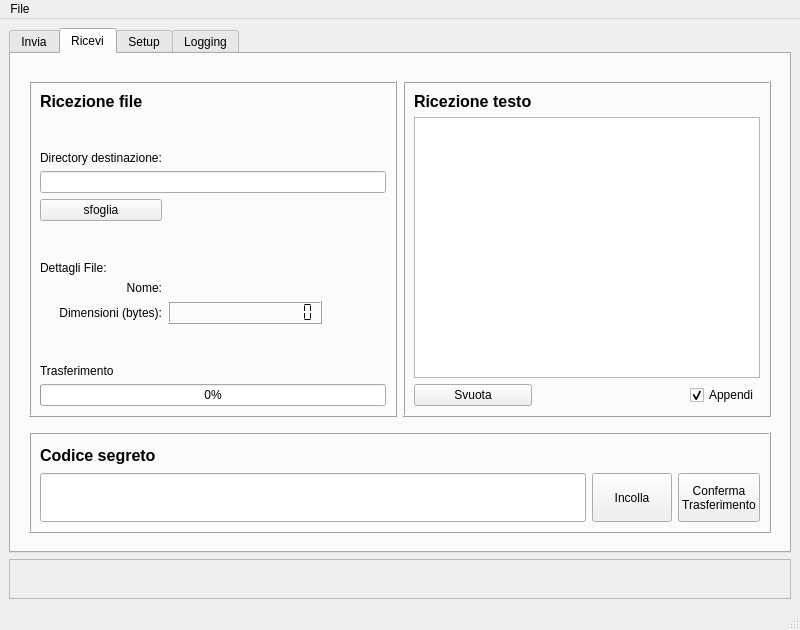
Qt form mainwindow.ui (agentOfChaos/WormholeGui) before a commit.
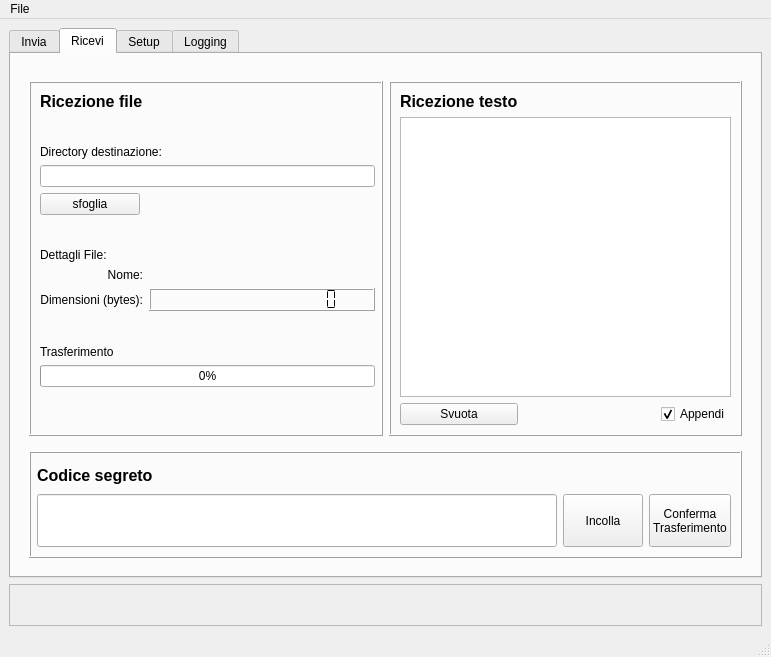
The same form after that commit. The open tabs and pages were chosen to show the change. Icons and pictures are not drawn. Custom widgets are drawn as their Qt base class.

```diff
--- a/mainwindow.ui
+++ b/mainwindow.ui
@@ -6,8 +6,8 @@
    <rect>
     <x>0</x>
     <y>0</y>
-    <width>800</width>
-    <height>630</height>
+    <width>771</width>
+    <height>657</height>
    </rect>
   </property>
   <property name="windowTitle">
@@ -423,11 +423,14 @@
                    <enum>QFrame::Raised</enum>
                   </property>
                   <layout class="QGridLayout" name="gridLayout_16">
-                   <item row="4" column="0" rowspan="2" colspan="2">
+                   <property name="rightMargin">
+                    <number>6</number>
+                   </property>
+                   <item row="4" column="0" rowspan="2" colspan="4">
                     <widget class="QLineEdit" name="txtFolderName"/>
                    </item>
-                   <item row="12" column="0">
-                    <spacer name="verticalSpacer_6">
+                   <item row="1" column="0" colspan="4">
+                    <spacer name="verticalSpacer_5">
                      <property name="orientation">
                       <enum>Qt::Vertical</enum>
                      </property>
@@ -439,14 +442,26 @@
                      </property>
                     </spacer>
                    </item>
-                   <item row="9" column="1">
-                    <widget class="QLabel" name="lblRecvFileName">
+                   <item row="6" column="0">
+                    <widget class="QPushButton" name="btnBrowseFolder">
+                     <property name="minimumSize">
+                      <size>
+                       <width>0</width>
+                       <height>0</height>
+                      </size>
+                     </property>
+                     <property name="maximumSize">
+                      <size>
+                       <width>100</width>
+                       <height>16777215</height>
+                      </size>
+                     </property>
                      <property name="text">
-                      <string/>
+                      <string>sfoglia</string>
                      </property>
                     </widget>
                    </item>
-                   <item row="7" column="0">
+                   <item row="7" column="0" colspan="4">
                     <spacer name="verticalSpacer_4">
                      <property name="orientation">
                       <enum>Qt::Vertical</enum>
@@ -459,6 +474,30 @@
                      </property>
                     </spacer>
                    </item>
+                   <item row="14" column="0" colspan="4">
+                    <widget class="QProgressBar" name="progressRecvFile">
+                     <property name="value">
+                      <number>0</number>
+                     </property>
+                    </widget>
+                   </item>
+                   <item row="8" column="0" colspan="4">
+                    <widget class="QLabel" name="label_16">
+                     <property name="text">
+                      <string>Dettagli File:</string>
+                     </property>
+                    </widget>
+                   </item>
+                   <item row="9" column="0">
+                    <widget class="QLabel" name="label_17">
+                     <property name="text">
+                      <string>Nome:</string>
+                     </property>
+                     <property name="alignment">
+                      <set>Qt::AlignRight|Qt::AlignTrailing|Qt::AlignVCenter</set>
+                     </property>
+                    </widget>
+                   </item>
                    <item row="11" column="0">
                     <widget class="QLabel" name="label_18">
                      <property name="text">
@@ -469,10 +508,118 @@
                      </property>
                     </widget>
                    </item>
-                   <item row="11" column="1">
+                   <item row="0" column="0" colspan="4">
+                    <widget class="QLabel" name="label_11">
+                     <property name="font">
+                      <font>
+                       <pointsize>12</pointsize>
+                       <weight>75</weight>
+                       <bold>true</bold>
+                      </font>
+                     </property>
+                     <property name="text">
+                      <string>Ricezione file</string>
+                     </property>
+                    </widget>
+                   </item>
+                   <item row="13" column="0" colspan="4">
+                    <widget class="QLabel" name="label_12">
+                     <property name="text">
+                      <string>Trasferimento</string>
+                     </property>
+                    </widget>
+                   </item>
+                   <item row="12" column="0" colspan="4">
+                    <spacer name="verticalSpacer_6">
+                     <property name="orientation">
+                      <enum>Qt::Vertical</enum>
+                     </property>
+                     <property name="sizeHint" stdset="0">
+                      <size>
+                       <width>20</width>
+                       <height>40</height>
+                      </size>
+                     </property>
+                    </spacer>
+                   </item>
+                   <item row="2" column="0" colspan="4">
+                    <widget class="QLabel" name="label_13">
+                     <property name="text">
+                      <string>Directory destinazione:</string>
+                     </property>
+                    </widget>
+                   </item>
+                   <item row="9" column="2">
+                    <widget class="QLabel" name="lblRecvFileName">
+                     <property name="text">
+                      <string/>
+                     </property>
+                    </widget>
+                   </item>
+                   <item row="15" column="0" colspan="4">
+                    <widget class="QWidget" name="widget_3" native="true">
+                     <layout class="QHBoxLayout" name="horizontalLayout_4">
+                      <property name="sizeConstraint">
+                       <enum>QLayout::SetMaximumSize</enum>
+                      </property>
+                      <item>
+                       <widget class="QLabel" name="lblRecvTotal">
+                        <property name="sizePolicy">
+                         <sizepolicy hsizetype="Expanding" vsizetype="Preferred">
+                          <horstretch>0</horstretch>
+                          <verstretch>0</verstretch>
+                         </sizepolicy>
+                        </property>
+                        <property name="maximumSize">
+                         <size>
+                          <width>16777215</width>
+                          <height>16777215</height>
+                         </size>
+                        </property>
+                        <property name="text">
+                         <string/>
+                        </property>
+                       </widget>
+                      </item>
+                      <item>
+                       <widget class="QLabel" name="lblRecvRate">
+                        <property name="sizePolicy">
+                         <sizepolicy hsizetype="Expanding" vsizetype="Preferred">
+                          <horstretch>0</horstretch>
+                          <verstretch>0</verstretch>
+                         </sizepolicy>
+                        </property>
+                        <property name="text">
+                         <string/>
+                        </property>
+                        <property name="alignment">
+                         <set>Qt::AlignCenter</set>
+                        </property>
+                       </widget>
+                      </item>
+                      <item>
+                       <widget class="QLabel" name="lblRecvETA">
+                        <property name="sizePolicy">
+                         <sizepolicy hsizetype="Expanding" vsizetype="Preferred">
+                          <horstretch>0</horstretch>
+                          <verstretch>0</verstretch>
+                         </sizepolicy>
+                        </property>
+                        <property name="text">
+                         <string/>
+                        </property>
+                        <property name="alignment">
+                         <set>Qt::AlignRight|Qt::AlignTrailing|Qt::AlignVCenter</set>
+                        </property>
+                       </widget>
+                      </item>
+                     </layout>
+                    </widget>
+                   </item>
+                   <item row="11" column="1" colspan="3">
                     <widget class="QLCDNumber" name="lcdNumber">
                      <property name="sizePolicy">
-                      <sizepolicy hsizetype="Maximum" vsizetype="Minimum">
+                      <sizepolicy hsizetype="Expanding" vsizetype="Minimum">
                        <horstretch>0</horstretch>
                        <verstretch>0</verstretch>
                       </sizepolicy>
@@ -491,91 +638,6 @@
                      </property>
                     </widget>
                    </item>
-                   <item row="6" column="0">
-                    <widget class="QPushButton" name="btnBrowseFolder">
-                     <property name="text">
-                      <string>sfoglia</string>
-                     </property>
-                    </widget>
-                   </item>
-                   <item row="1" column="0">
-                    <spacer name="verticalSpacer_5">
-                     <property name="orientation">
-                      <enum>Qt::Vertical</enum>
-                     </property>
-                     <property name="sizeHint" stdset="0">
-                      <size>
-                       <width>20</width>
-                       <height>40</height>
-                      </size>
-                     </property>
-                    </spacer>
-                   </item>
-                   <item row="13" column="0">
-                    <widget class="QLabel" name="label_12">
-                     <property name="text">
-                      <string>Trasferimento</string>
-                     </property>
-                    </widget>
-                   </item>
-                   <item row="0" column="0">
-                    <widget class="QLabel" name="label_11">
-                     <property name="font">
-                      <font>
-                       <pointsize>12</pointsize>
-                       <weight>75</weight>
-                       <bold>true</bold>
-                      </font>
-                     </property>
-                     <property name="text">
-                      <string>Ricezione file</string>
-                     </property>
-                    </widget>
-                   </item>
-                   <item row="9" column="0">
-                    <widget class="QLabel" name="label_17">
-                     <property name="text">
-                      <string>Nome:</string>
-                     </property>
-                     <property name="alignment">
-                      <set>Qt::AlignRight|Qt::AlignTrailing|Qt::AlignVCenter</set>
-                     </property>
-                    </widget>
-                   </item>
-                   <item row="2" column="0">
-                    <widget class="QLabel" name="label_13">
-                     <property name="text">
-                      <string>Directory destinazione:</string>
-                     </property>
-                    </widget>
-                   </item>
-                   <item row="8" column="0">
-                    <widget class="QLabel" name="label_16">
-                     <property name="text">
-                      <string>Dettagli File:</string>
-                     </property>
-                    </widget>
-                   </item>
-                   <item row="14" column="0" colspan="2">
-                    <widget class="QProgressBar" name="progressRecvFile">
-                     <property name="value">
-                      <number>0</number>
-                     </property>
-                    </widget>
-                   </item>
-                   <item row="6" column="1">
-                    <spacer name="horizontalSpacer_5">
-                     <property name="orientation">
-                      <enum>Qt::Horizontal</enum>
-                     </property>
-                     <property name="sizeHint" stdset="0">
-                      <size>
-                       <width>40</width>
-                       <height>20</height>
-                      </size>
-                     </property>
-                    </spacer>
-                   </item>
                   </layout>
                  </widget>
                 </item>
@@ -666,6 +728,9 @@
                 <enum>QFrame::Raised</enum>
                </property>
                <layout class="QGridLayout" name="gridLayout_14">
+                <property name="leftMargin">
+                 <number>6</number>
+                </property>
                 <item row="1" column="0">
                  <widget class="TabCompleteQLineEdit" name="txtSecretCodeRecv">
                   <property name="sizePolicy">
@@ -1012,6 +1077,33 @@
            </property>
           </spacer>
          </item>
+         <item>
+          <widget class="QPushButton" name="btnStop">
+           <property name="sizePolicy">
+            <sizepolicy hsizetype="Fixed" vsizetype="Fixed">
+             <horstretch>0</horstretch>
+             <verstretch>0</verstretch>
+            </sizepolicy>
+           </property>
+           <property name="text">
+            <string/>
+           </property>
+           <property name="icon">
+            <iconset>
+             <normalon>:/newPrefix/icons/process-stop.png</normalon>
+            </iconset>
+           </property>
+           <property name="iconSize">
+            <size>
+             <width>64</width>
+             <height>64</height>
+            </size>
+           </property>
+           <property name="flat">
+            <bool>true</bool>
+           </property>
+          </widget>
+         </item>
         </layout>
        </widget>
       </item>
@@ -1024,7 +1116,7 @@
     <rect>
      <x>0</x>
      <y>0</y>
-     <width>800</width>
+     <width>771</width>
      <height>25</height>
     </rect>
    </property>
```
Left out of the diff: 375 changed lines with no effect on the pictures.
